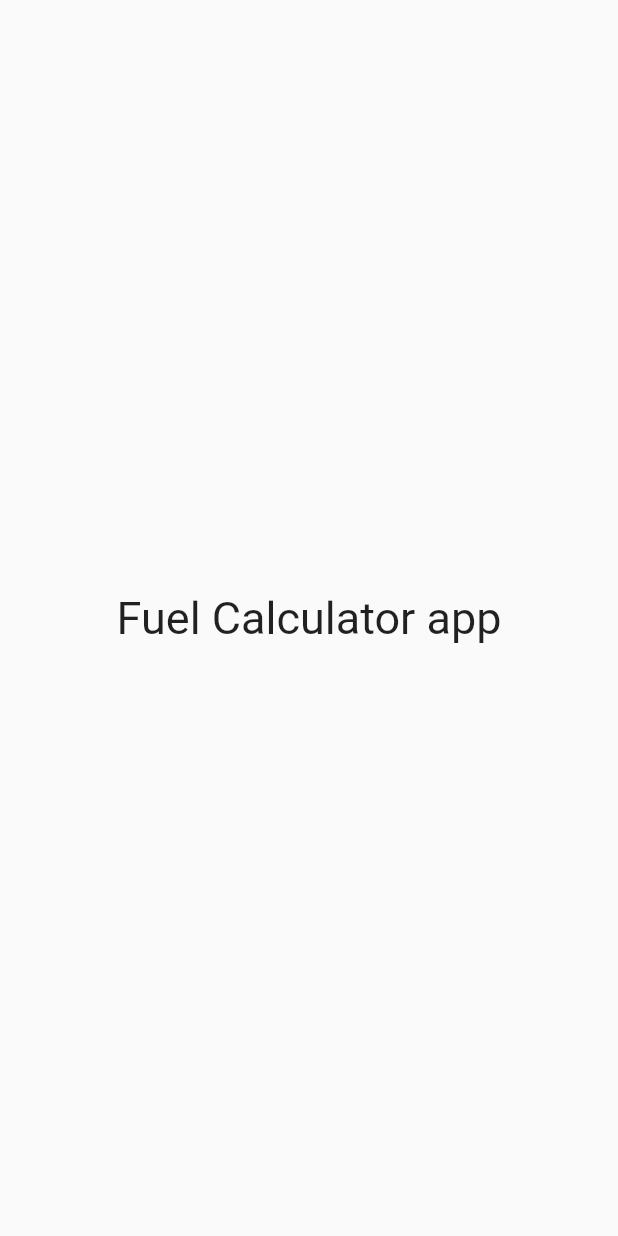
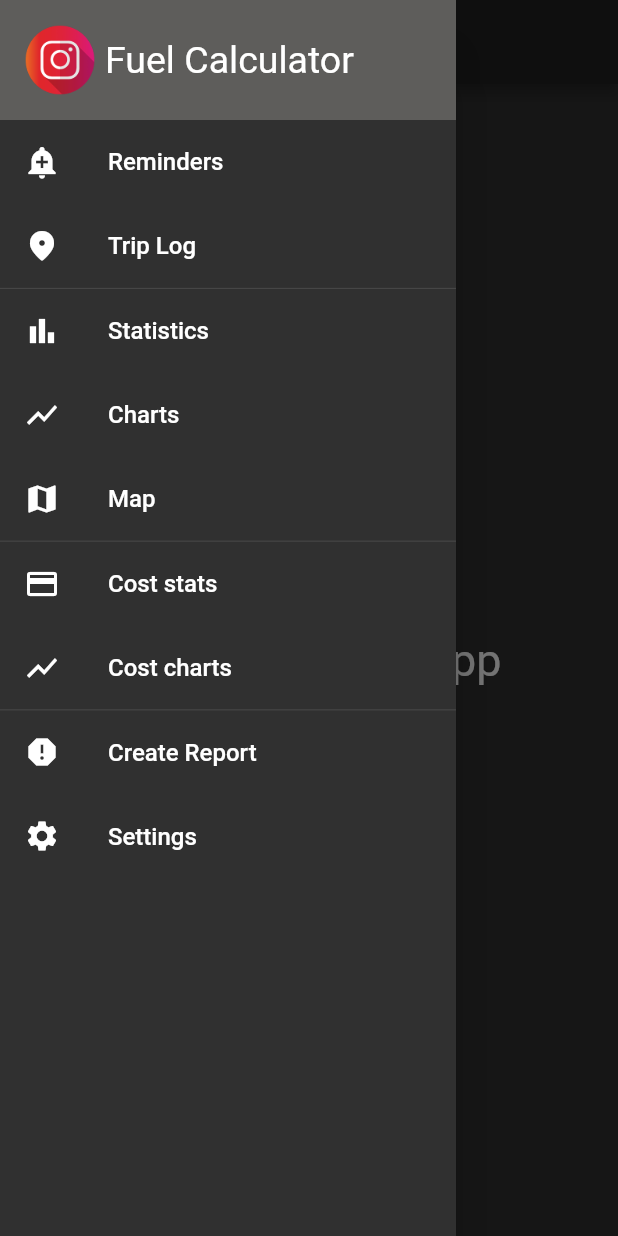
Before and after one commit to devbenjoff/fuel-calculator, a Flutter app: the screen it shows after launch, with the side drawer open (before the commit the screen has no drawer), on a phone screen of 412 x 824 dp. Run offline on Flutter 3.47's test engine with Material 2 defaults, Android fonts, the phone set to English and light mode, and no system bars.

Commit message:
Added Drawer and screens files (empty screen files)

```diff
--- a/lib/home_page.dart
+++ /dev/null
@@ -1,18 +0,0 @@
-import 'package:flutter/material.dart';
-
-class HomePage extends StatelessWidget {
-  @override
-  Widget build(BuildContext context) {
-    return MaterialApp(
-        home: Scaffold(
-      body: Container(
-        child: Center(
-          child: Text(
-            'Fuel Calculator app',
-            style: TextStyle(fontSize: 30),
-          ),
-        ),
-      ),
-    ));
-  }
-}
--- a/lib/main.dart
+++ b/lib/main.dart
@@ -1,5 +1,7 @@
 import 'package:flutter/material.dart';
-import 'package:fuel_calculator/splash_screen.dart';
+import './screens/home_screen.dart';
+import './screens/splash_screen.dart';
+import './screens/reminders_screen.dart';
 
 void main() => runApp(FuelCalculatorApp());
 
@@ -8,8 +10,14 @@ class FuelCalculatorApp extends StatelessWidget {
   @override
   Widget build(BuildContext context) {
     return MaterialApp(
+      theme: ThemeData.dark(),
       debugShowCheckedModeBanner: false,
-      home: SplashScreen(),
+      initialRoute: '/',
+      routes: {
+        '/': (context) => SplashScreen(),
+        '/home_page': (context) => HomePage(),
+        '/reminders': (context) => Reminders(),
+      },
     );
   }
 }
--- /dev/null
+++ b/lib/main_drawer.dart
@@ -0,0 +1,104 @@
+import 'package:flutter/material.dart';
+import 'package:fuel_calculator/screens/reminders_screen.dart';
+import 'package:fuel_calculator/screens/home_screen.dart';
+import 'main.dart';
+
+class DrawerListTile extends StatelessWidget {
+  DrawerListTile({@required this.listIcon, this.text});
+
+  final String text;
+  final IconData listIcon;
+
+  @override
+  Widget build(BuildContext context) {
+    return ListTile(
+      leading: Icon(listIcon),
+      title: Text(
+        text,
+        style: TextStyle(fontSize: 16),
+      ),
+      onTap: () {},
+    );
+  }
+}
+
+class MainDrawer extends StatelessWidget {
+  @override
+  Widget build(BuildContext context) {
+    return Drawer(
+      child: SafeArea(
+        child: Column(
+          children: [
+            Container(
+              color: Color(0xff5e5d5b),
+              height: 80,
+              child: Padding(
+                padding: const EdgeInsets.only(left: 15),
+                child: Row(
+                  children: [
+                    Image(
+                      image: AssetImage('images/ic_launcher.png'),
+                      height: 50,
+                    ),
+                    const SizedBox(
+                      width: 5,
+                    ),
+                    Text(
+                      'Fuel Calculator',
+                      style: TextStyle(fontSize: 25),
+                    )
+                  ],
+                ),
+              ),
+            ),
+            DrawerListTile(
+              listIcon: Icons.add_alert,
+              text: 'Reminders',
+            ),
+            DrawerListTile(
+              listIcon: Icons.location_on_rounded,
+              text: 'Trip Log',
+            ),
+            const Divider(
+              height: 0.5,
+            ),
+            DrawerListTile(
+              listIcon: Icons.bar_chart,
+              text: 'Statistics',
+            ),
+            DrawerListTile(
+              listIcon: Icons.show_chart_sharp,
+              text: 'Charts',
+            ),
+            DrawerListTile(
+              listIcon: Icons.map,
+              text: 'Map',
+            ),
+            const Divider(
+              height: 0.5,
+            ),
+            DrawerListTile(
+              listIcon: Icons.credit_card,
+              text: 'Cost stats',
+            ),
+            DrawerListTile(
+              listIcon: Icons.show_chart,
+              text: 'Cost charts',
+            ),
+            const Divider(
+              height: 0.5,
+            ),
+            DrawerListTile(
+              listIcon: Icons.report,
+              text: 'Create Report',
+            ),
+            DrawerListTile(
+              listIcon: Icons.settings,
+              text: 'Settings',
+            ),
+          ],
+        ),
+      ),
+    );
+  }
+}
--- /dev/null
+++ b/lib/screens/home_screen.dart
@@ -0,0 +1,36 @@
+import 'package:flutter/material.dart';
+import 'package:fuel_calculator/main_drawer.dart';
+
+class HomePage extends StatelessWidget {
+  @override
+  Widget build(BuildContext context) {
+    return MaterialApp(
+      theme: ThemeData.dark(),
+      home: Scaffold(
+        appBar: AppBar(
+          title: Text('Fuel Calc'),
+        ),
+        drawer: MainDrawer(),
+        body: Container(
+          child: Column(
+            children: [
+              Expanded(
+                child: Column(
+                  mainAxisAlignment: MainAxisAlignment.center,
+                  children: [
+                    Center(
+                      child: Text(
+                        'Fuel Calculator app',
+                        style: TextStyle(fontSize: 30),
+                      ),
+                    ),
+                  ],
+                ),
+              ),
+            ],
+          ),
+        ),
+      ),
+    );
+  }
+}
--- /dev/null
+++ b/lib/screens/reminders_screen.dart
@@ -0,0 +1,12 @@
+import 'package:flutter/material.dart';
+
+class Reminders extends StatelessWidget {
+  @override
+  Widget build(BuildContext context) {
+    final String id = 'reminders';
+
+    return Scaffold(
+      body: Container(child: Text('ja')),
+    );
+  }
+}
--- a/lib/splash_screen.dart
+++ b/lib/screens/splash_screen.dart
@@ -1,6 +1,6 @@
 import 'package:flutter/material.dart';
 import 'dart:async';
-import 'package:fuel_calculator/home_page.dart';
+import 'home_screen.dart';
 
 class SplashScreen extends StatefulWidget {
   @override
```
Also changed, not shown: lib/screens/charts_screen.dart (added), lib/screens/cost_charts_screen.dart (added), lib/screens/cost_stats_screen.dart (added), lib/screens/create_report_screen.dart (added), lib/screens/map_screen.dart (added), lib/screens/settings_screen.dart (added), lib/screens/statistics_screen.dart (added), lib/screens/trip_log_screen.dart (added).
